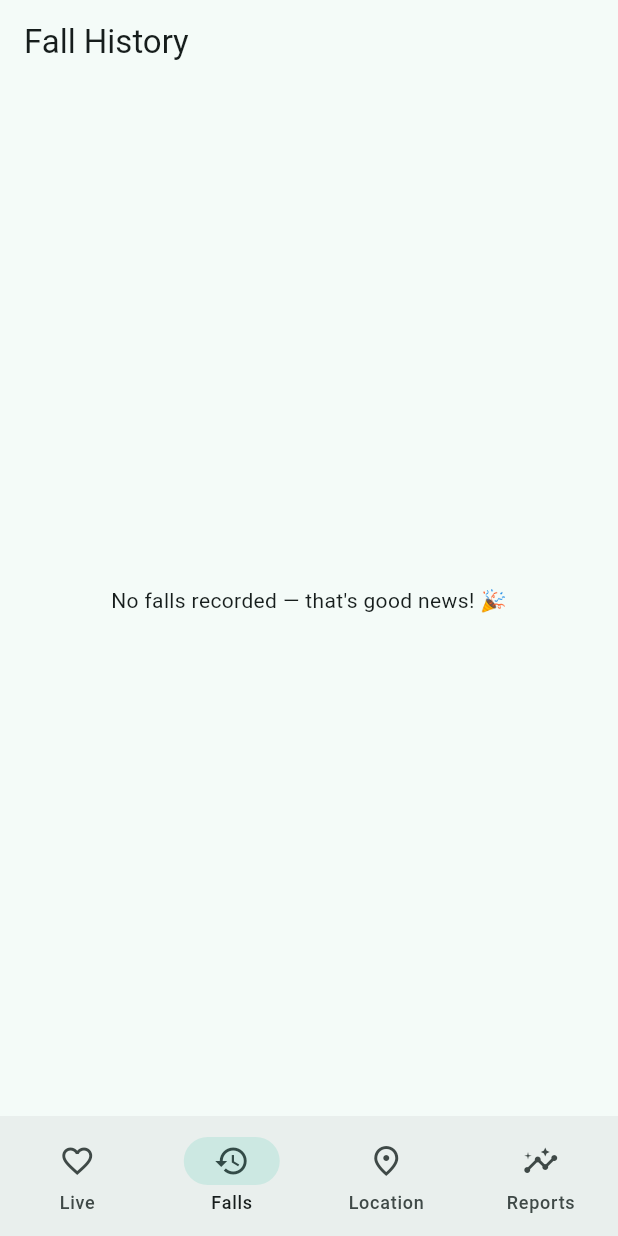
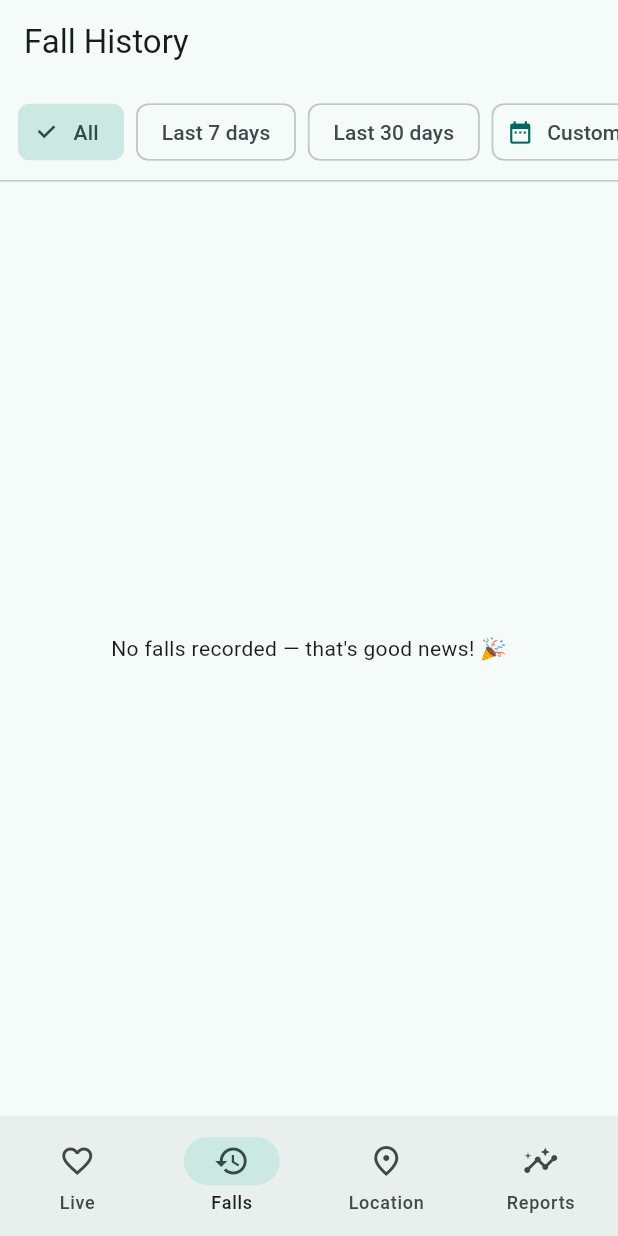
Before and after one commit to tanbl123/IoT-Assignment, a Flutter app: the screen it shows after launch, item 2 of the bottom bar chosen, on a phone screen of 412 x 824 dp. Run offline on Flutter 3.47's test engine with Material 3 defaults, Android fonts, the phone set to English and light mode, and no system bars; our stand-ins replace firebase_core, firebase_database, fl_chart; accounts and stored records are empty; statements that could not run were skipped.

Commit message:
app: date-range filter on Fall History
Falls are rare, so the Falls tab gets a range filter (All / Last 7 days /
Last 30 days / Custom range) rather than a single-day picker. Filters the
merged fall list by the selected range; friendly empty message per filter.
Rows stay tappable into the detail screen.

Co-Authored-By: Claude Opus 4.8 <noreply@anthropic.com>
Claude-Session: https://claude.ai/code/session_01Ux7pz8uXbHCdssvzBXgtGk

```diff
--- a/flutter-app/lib/screens/history_screen.dart
+++ b/flutter-app/lib/screens/history_screen.dart
@@ -6,28 +6,87 @@ import "../services/database_service.dart";
 import "../widgets/location_view.dart";
 import "fall_detail_screen.dart";
 
-/// Scrollable log of every confirmed fall (Firebase `falls/`), newest first.
-class HistoryScreen extends StatelessWidget {
+/// Log of confirmed falls (merged `falls` + `fall_events`), newest first, with
+/// a date-range filter. Falls are rare events, so a range (last 7/30 days or a
+/// custom range) is more useful than a single-day picker.
+class HistoryScreen extends StatefulWidget {
   const HistoryScreen({super.key});
 
   @override
+  State<HistoryScreen> createState() => _HistoryScreenState();
+}
+
+class _HistoryScreenState extends State<HistoryScreen> {
+  final DatabaseService _db = DatabaseService();
+  String _mode = "all"; // all | 7d | 30d | custom
+  DateTimeRange? _customRange;
+
+  DateTimeRange? get _range {
+    final now = DateTime.now();
+    switch (_mode) {
+      case "7d":
+        return DateTimeRange(
+            start: now.subtract(const Duration(days: 6)), end: now);
+      case "30d":
+        return DateTimeRange(
+            start: now.subtract(const Duration(days: 29)), end: now);
+      case "custom":
+        return _customRange;
+      default:
+        return null; // all
+    }
+  }
+
+  bool _inRange(DateTime t) {
+    final r = _range;
+    if (r == null) return true;
+    final start = DateTime(r.start.year, r.start.month, r.start.day);
+    final end = DateTime(r.end.year, r.end.month, r.end.day, 23, 59, 59);
+    return !t.isBefore(start) && !t.isAfter(end);
+  }
+
+  Future<void> _pickCustomRange() async {
+    final now = DateTime.now();
+    final picked = await showDateRangePicker(
+      context: context,
+      firstDate: DateTime(2024),
+      lastDate: now,
+      initialDateRange: _customRange,
+    );
+    if (picked != null) {
+      setState(() {
+        _customRange = picked;
+        _mode = "custom";
+      });
+    }
+  }
+
+  @override
   Widget build(BuildContext context) {
-    final db = DatabaseService();
     return Scaffold(
       appBar: AppBar(title: const Text("Fall History")),
-      body: StreamBuilder<List<FallEvent>>(
-        stream: db.falls(),
+      body: Column(
+        children: [
+          _filterBar(),
+          const Divider(height: 1),
+          Expanded(
+            child: StreamBuilder<List<FallEvent>>(
+              stream: _db.falls(),
               builder: (context, snap) {
                 if (snap.connectionState == ConnectionState.waiting) {
                   return const Center(child: CircularProgressIndicator());
                 }
-          final falls = snap.data ?? [];
+                final falls = (snap.data ?? [])
+                    .where((f) => _inRange(f.time))
+                    .toList();
                 if (falls.isEmpty) {
-            return const Center(
+                  return Center(
                     child: Padding(
-                padding: EdgeInsets.all(24),
+                      padding: const EdgeInsets.all(24),
                       child: Text(
-                  "No falls recorded — that's good news! 🎉",
+                        _mode == "all"
+                            ? "No falls recorded — that's good news! 🎉"
+                            : "No falls in the selected period. 🎉",
                         textAlign: TextAlign.center,
                       ),
                     ),
@@ -36,16 +95,60 @@ class HistoryScreen extends StatelessWidget {
                 return ListView.separated(
                   itemCount: falls.length,
                   separatorBuilder: (_, __) => const Divider(height: 1),
-            itemBuilder: (context, i) {
-              final f = falls[i];
+                  itemBuilder: (context, i) => _fallTile(falls[i]),
+                );
+              },
+            ),
+          ),
+        ],
+      ),
+    );
+  }
+
+  Widget _filterBar() {
+    Widget chip(String label, String mode) => Padding(
+          padding: const EdgeInsets.only(right: 8),
+          child: ChoiceChip(
+            label: Text(label),
+            selected: _mode == mode,
+            onSelected: (_) => setState(() => _mode = mode),
+          ),
+        );
+
+    final customLabel = _mode == "custom" && _customRange != null
+        ? "${DateFormat.MMMd().format(_customRange!.start)} – "
+            "${DateFormat.MMMd().format(_customRange!.end)}"
+        : "Custom";
+
+    return SingleChildScrollView(
+      scrollDirection: Axis.horizontal,
+      padding: const EdgeInsets.symmetric(horizontal: 12, vertical: 8),
+      child: Row(
+        children: [
+          chip("All", "all"),
+          chip("Last 7 days", "7d"),
+          chip("Last 30 days", "30d"),
+          Padding(
+            padding: const EdgeInsets.only(right: 8),
+            child: ChoiceChip(
+              avatar: const Icon(Icons.date_range, size: 18),
+              label: Text(customLabel),
+              selected: _mode == "custom",
+              onSelected: (_) => _pickCustomRange(),
+            ),
+          ),
+        ],
+      ),
+    );
+  }
+
+  Widget _fallTile(FallEvent f) {
     return ListTile(
       leading: const CircleAvatar(
         backgroundColor: Colors.red,
         child: Icon(Icons.personal_injury, color: Colors.white),
       ),
-                title: Text(
-                  DateFormat.yMMMEd().add_jms().format(f.time),
-                ),
+      title: Text(DateFormat.yMMMEd().add_jms().format(f.time)),
       subtitle: Column(
         crossAxisAlignment: CrossAxisAlignment.start,
         children: [
@@ -67,14 +170,7 @@ class HistoryScreen extends StatelessWidget {
       isThreeLine: f.hasGps,
       trailing: const Icon(Icons.chevron_right),
       onTap: () => Navigator.of(context).push(
-                  MaterialPageRoute(
-                    builder: (_) => FallDetailScreen(fall: f),
-                  ),
-                ),
-              );
-            },
-          );
-        },
+        MaterialPageRoute(builder: (_) => FallDetailScreen(fall: f)),
       ),
     );
   }
```
Lines whose indentation alone changed are shown as unchanged.
